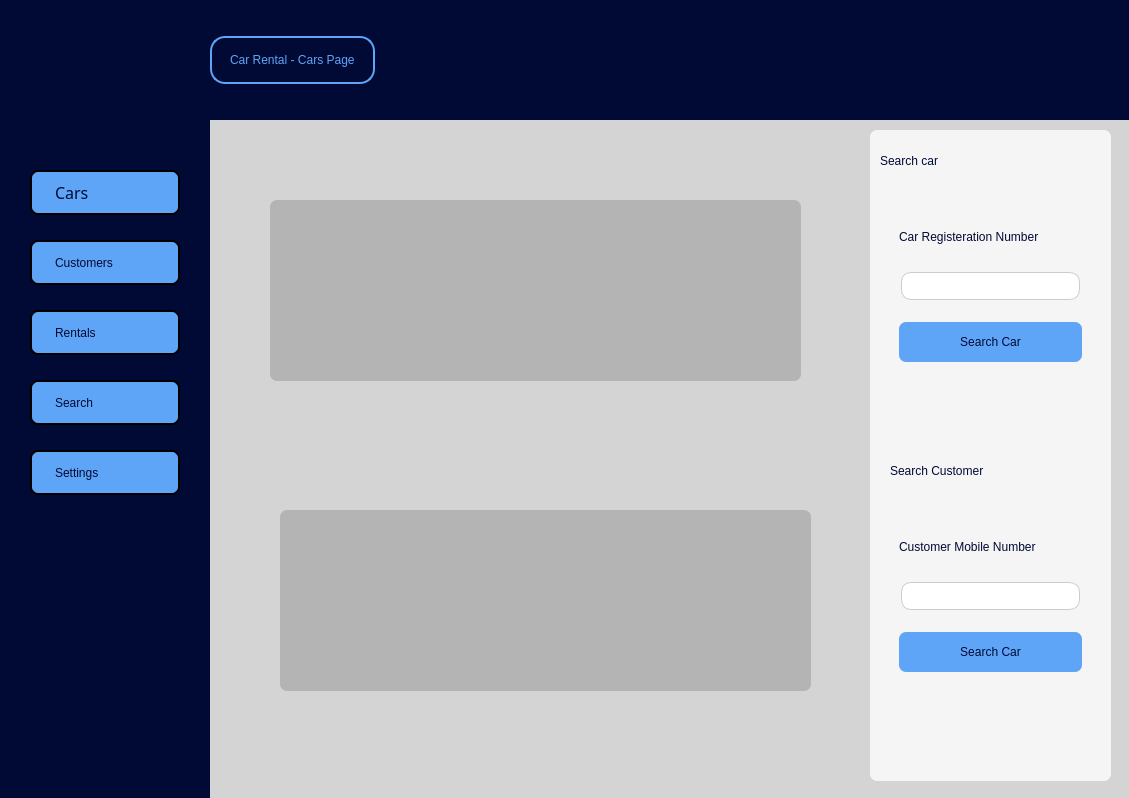
Above: ui/home.ui from wkn00/car-rental before the change. Below: the same form after it.
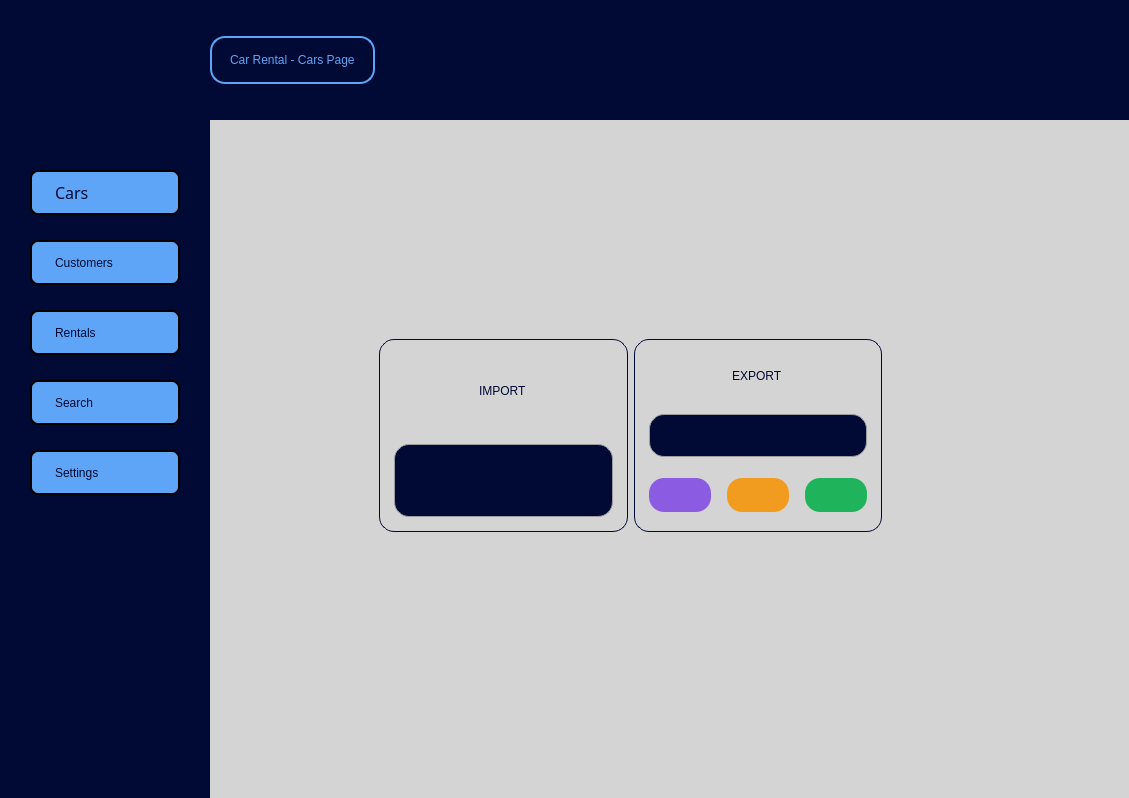
That is the form after the change. The open tabs and pages were chosen to show the change. Icons and pictures are not drawn.

Commit message: Setting > Import missig

Diff of the .ui file:
```diff
--- a/ui/home.ui
+++ b/ui/home.ui
@@ -381,7 +381,7 @@
       <string notr="true"/>
      </property>
      <property name="currentIndex">
-      <number>3</number>
+      <number>4</number>
      </property>
      <widget class="QWidget" name="cars_page">
       <property name="styleSheet">
@@ -1927,7 +1927,8 @@
         </rect>
        </property>
        <property name="styleSheet">
-        <string notr="true">background-color: rgb(212, 212, 212);</string>
+        <string notr="true">background-color: rgb(212, 212, 212);
+ border: 1px solid rgb(157, 157, 157) ; </string>
        </property>
        <property name="frameShape">
         <enum>QFrame::StyledPanel</enum>
@@ -1945,8 +1946,18 @@
          </rect>
         </property>
         <property name="styleSheet">
-         <string notr="true">background-color: rgb(245, 245, 245);
-border-radius: 7px;</string>
+         <string notr="true">QFrame{
+font: 600 10pt &quot;Segoe UI Semibold&quot;;
+color: rgb(0, 10, 52);
+background-color: rgb(245, 245, 245);
+border-radius: 7px;
+}
+
+QLineEdit{
+	background-color: rgb(255, 255, 255);
+border-radius:10px;
+color: rgb(0, 10, 52);
+}</string>
         </property>
         <property name="frameShape">
          <enum>QFrame::StyledPanel</enum>
@@ -1960,7 +1971,7 @@
            <x>20</x>
            <y>70</y>
            <width>201</width>
-           <height>171</height>
+           <height>161</height>
           </rect>
          </property>
          <property name="styleSheet">
@@ -1984,13 +1995,24 @@
          <layout class="QVBoxLayout" name="verticalLayout_10">
           <item>
            <widget class="QLabel" name="label_25">
+            <property name="styleSheet">
+             <string notr="true"> border: 0px solid rgb(157, 157, 157) ; 
+</string>
+            </property>
             <property name="text">
              <string>Car Registeration Number</string>
             </property>
            </widget>
           </item>
           <item>
-           <widget class="QLineEdit" name="searchCar"/>
+           <widget class="QLineEdit" name="searchCar">
+            <property name="inputMask">
+             <string/>
+            </property>
+            <property name="maxLength">
+             <number>7</number>
+            </property>
+           </widget>
           </item>
           <item>
            <widget class="QPushButton" name="searchCarButton">
@@ -2009,7 +2031,6 @@
 font: 600 10pt &quot;Segoe UI Semibold&quot;;
 margin-top:14px;
 }
-
 QPushButton:hover{
 	background-color: rgb(245, 245, 245);
 	color: rgb(0, 162, 38);
@@ -2019,6 +2040,16 @@
             <property name="text">
              <string>Search Car</string>
             </property>
+            <property name="icon">
+             <iconset resource="resources.qrc">
+              <normaloff>:/icons/search (2).png</normaloff>:/icons/search (2).png</iconset>
+            </property>
+            <property name="iconSize">
+             <size>
+              <width>22</width>
+              <height>22</height>
+             </size>
+            </property>
            </widget>
           </item>
          </layout>
@@ -2036,10 +2067,11 @@
           <string notr="true">
 font: 600 11pt &quot;Segoe UI Semibold&quot;;
 color: rgb(0, 10, 52);
+ border: 0px solid rgb(157, 157, 157) ; 
 </string>
          </property>
          <property name="text">
-          <string>Search car</string>
+          <string>Search Car</string>
          </property>
         </widget>
         <widget class="QLabel" name="label_31">
@@ -2047,7 +2079,7 @@
           <rect>
            <x>20</x>
            <y>320</y>
-           <width>111</width>
+           <width>131</width>
            <height>41</height>
           </rect>
          </property>
@@ -2055,6 +2087,7 @@
           <string notr="true">
 font: 600 11pt &quot;Segoe UI Semibold&quot;;
 color: rgb(0, 10, 52);
+ border: 0px solid rgb(157, 157, 157) ; 
 </string>
          </property>
          <property name="text">
@@ -2067,7 +2100,7 @@
            <x>20</x>
            <y>380</y>
            <width>201</width>
-           <height>171</height>
+           <height>161</height>
           </rect>
          </property>
          <property name="styleSheet">
@@ -2091,6 +2124,10 @@
          <layout class="QVBoxLayout" name="verticalLayout_11">
           <item>
            <widget class="QLabel" name="label_28">
+            <property name="styleSheet">
+             <string notr="true"> border: 0px solid rgb(157, 157, 157) ; 
+</string>
+            </property>
             <property name="text">
              <string>Customer Mobile Number</string>
             </property>
@@ -2124,7 +2161,17 @@
 }</string>
             </property>
             <property name="text">
-             <string>Search Car</string>
+             <string>Search Customer</string>
+            </property>
+            <property name="icon">
+             <iconset resource="resources.qrc">
+              <normaloff>:/icons/search (2).png</normaloff>:/icons/search (2).png</iconset>
+            </property>
+            <property name="iconSize">
+             <size>
+              <width>22</width>
+              <height>22</height>
+             </size>
             </property>
            </widget>
           </item>
@@ -2134,31 +2181,395 @@
        <widget class="QListWidget" name="carsList">
         <property name="geometry">
          <rect>
-          <x>70</x>
-          <y>90</y>
-          <width>531</width>
-          <height>181</height>
+          <x>90</x>
+          <y>100</y>
+          <width>491</width>
+          <height>151</height>
          </rect>
         </property>
         <property name="styleSheet">
          <string notr="true">background-color: rgb(180, 180, 180);
-border-radius: 7px;
-font: 11pt &quot;Segoe UI&quot;;</string>
+border-radius: 9px;
+font: 9pt &quot;Segoe UI&quot;;</string>
         </property>
        </widget>
        <widget class="QListWidget" name="customerList">
         <property name="geometry">
          <rect>
-          <x>80</x>
+          <x>90</x>
           <y>400</y>
-          <width>531</width>
-          <height>181</height>
+          <width>511</width>
+          <height>171</height>
          </rect>
         </property>
         <property name="styleSheet">
          <string notr="true">background-color: rgb(180, 180, 180);
-border-radius: 7px;</string>
+border-radius: 9px;
+font: 10pt &quot;Segoe UI&quot;;
+color:rgb(0, 10, 52);</string>
         </property>
+        <property name="lineWidth">
+         <number>1</number>
+        </property>
+        <property name="editTriggers">
+         <set>QAbstractItemView::NoEditTriggers</set>
+        </property>
+        <property name="alternatingRowColors">
+         <bool>false</bool>
+        </property>
+       </widget>
+      </widget>
+     </widget>
+     <widget class="QWidget" name="settings_page">
+      <widget class="QFrame" name="frame_23">
+       <property name="geometry">
+        <rect>
+         <x>-10</x>
+         <y>-10</y>
+         <width>941</width>
+         <height>691</height>
+        </rect>
+       </property>
+       <property name="styleSheet">
+        <string notr="true">background-color: rgb(212, 212, 212);
+ border: 1px solid rgb(157, 157, 157) ; </string>
+       </property>
+       <property name="frameShape">
+        <enum>QFrame::StyledPanel</enum>
+       </property>
+       <property name="frameShadow">
+        <enum>QFrame::Raised</enum>
+       </property>
+       <widget class="QFrame" name="frame_24">
+        <property name="geometry">
+         <rect>
+          <x>170</x>
+          <y>220</y>
+          <width>521</width>
+          <height>211</height>
+         </rect>
+        </property>
+        <property name="styleSheet">
+         <string notr="true">QFrame{
+font: 600 10pt &quot;Segoe UI Semibold&quot;;
+color: rgb(0, 10, 52);
+border-radius: 15px;
+border:0px;
+}
+
+QLineEdit{
+	background-color: rgb(255, 255, 255);
+border-radius:10px;
+color: rgb(0, 10, 52);
+}</string>
+        </property>
+        <property name="frameShape">
+         <enum>QFrame::StyledPanel</enum>
+        </property>
+        <property name="frameShadow">
+         <enum>QFrame::Raised</enum>
+        </property>
+        <layout class="QHBoxLayout" name="horizontalLayout_2">
+         <item>
+          <widget class="QFrame" name="frame_25">
+           <property name="styleSheet">
+            <string notr="true">QFrame{
+font: 600 10pt &quot;Segoe UI Semibold&quot;;
+color: rgb(0, 10, 52);
+background-color: rgb(212, 212, 212);
+border: 1px solid rgb(0, 10, 52)
+}
+
+QPushButton{
+margin:5px;
+padding:5px;
+border-radius: 15px;
+background-color: rgb(0, 10, 52);
+}
+QPushButton:hover{
+	background-color: rgb(245, 245, 245);
+	color: rgb(95, 165, 247);
+	border: 1px solid rgb(0, 10, 52);
+}
+</string>
+           </property>
+           <property name="frameShape">
+            <enum>QFrame::StyledPanel</enum>
+           </property>
+           <property name="frameShadow">
+            <enum>QFrame::Raised</enum>
+           </property>
+           <layout class="QVBoxLayout" name="verticalLayout_12">
+            <item alignment="Qt::AlignHCenter">
+             <widget class="QLabel" name="label_32">
+              <property name="styleSheet">
+               <string notr="true">
+font: 600 22pt &quot;Segoe UI Semibold&quot;;
+color: rgb(0, 10, 52);
+ border: 0px solid rgb(157, 157, 157) ; 
+</string>
+              </property>
+              <property name="text">
+               <string>IMPORT</string>
+              </property>
+             </widget>
+            </item>
+            <item>
+             <widget class="QPushButton" name="importButton">
+              <property name="sizePolicy">
+               <sizepolicy hsizetype="Minimum" vsizetype="Minimum">
+                <horstretch>0</horstretch>
+                <verstretch>0</verstretch>
+               </sizepolicy>
+              </property>
+              <property name="cursor">
+               <cursorShape>PointingHandCursor</cursorShape>
+              </property>
+              <property name="styleSheet">
+               <string notr="true"/>
+              </property>
+              <property name="text">
+               <string/>
+              </property>
+              <property name="icon">
+               <iconset resource="resources.qrc">
+                <normaloff>:/icons/import.png</normaloff>:/icons/import.png</iconset>
+              </property>
+              <property name="iconSize">
+               <size>
+                <width>45</width>
+                <height>45</height>
+               </size>
+              </property>
+             </widget>
+            </item>
+           </layout>
+          </widget>
+         </item>
+         <item>
+          <widget class="QFrame" name="frame_26">
+           <property name="styleSheet">
+            <string notr="true">QFrame{
+font: 600 10pt &quot;Segoe UI Semibold&quot;;
+color: rgb(0, 10, 52);
+background-color: rgb(212, 212, 212);
+border: 1px solid rgb(0, 10, 52)
+
+
+}
+
+
+QPushButton{
+margin:5px;
+padding:5px;
+border-radius: 15px;
+background-color: rgb(0, 10, 52);
+}
+QPushButton:hover{
+	background-color: rgb(212, 212, 212);
+	border: 1px solid rgb(0, 10, 52);
+}
+</string>
+           </property>
+           <property name="frameShape">
+            <enum>QFrame::StyledPanel</enum>
+           </property>
+           <property name="frameShadow">
+            <enum>QFrame::Raised</enum>
+           </property>
+           <layout class="QVBoxLayout" name="verticalLayout_13">
+            <item alignment="Qt::AlignHCenter">
+             <widget class="QLabel" name="label_33">
+              <property name="styleSheet">
+               <string notr="true">
+font: 600 22pt &quot;Segoe UI Semibold&quot;;
+color: rgb(0, 10, 52);
+ border: 0px solid rgb(157, 157, 157) ; 
+</string>
+              </property>
+              <property name="text">
+               <string>EXPORT</string>
+              </property>
+             </widget>
+            </item>
+            <item>
+             <widget class="QPushButton" name="exportButton">
+              <property name="sizePolicy">
+               <sizepolicy hsizetype="Minimum" vsizetype="Minimum">
+                <horstretch>0</horstretch>
+                <verstretch>0</verstretch>
+               </sizepolicy>
+              </property>
+              <property name="cursor">
+               <cursorShape>PointingHandCursor</cursorShape>
+              </property>
+              <property name="styleSheet">
+               <string notr="true"/>
+              </property>
+              <property name="text">
+               <string/>
+              </property>
+              <property name="icon">
+               <iconset resource="resources.qrc">
+                <normaloff>:/icons/export.png</normaloff>:/icons/export.png</iconset>
+              </property>
+              <property name="iconSize">
+               <size>
+                <width>45</width>
+                <height>45</height>
+               </size>
+              </property>
+             </widget>
+            </item>
+            <item>
+             <widget class="QFrame" name="settingsFrame">
+              <property name="styleSheet">
+               <string notr="true">border:0px;
+</string>
+              </property>
+              <property name="frameShape">
+               <enum>QFrame::StyledPanel</enum>
+              </property>
+              <property name="frameShadow">
+               <enum>QFrame::Raised</enum>
+              </property>
+              <layout class="QHBoxLayout" name="horizontalLayout">
+               <property name="spacing">
+                <number>6</number>
+               </property>
+               <property name="leftMargin">
+                <number>0</number>
+               </property>
+               <property name="topMargin">
+                <number>5</number>
+               </property>
+               <property name="rightMargin">
+                <number>0</number>
+               </property>
+               <property name="bottomMargin">
+                <number>5</number>
+               </property>
+               <item>
+                <widget class="QPushButton" name="exportJson">
+                 <property name="sizePolicy">
+                  <sizepolicy hsizetype="Minimum" vsizetype="Minimum">
+                   <horstretch>0</horstretch>
+                   <verstretch>0</verstretch>
+                  </sizepolicy>
+                 </property>
+                 <property name="cursor">
+                  <cursorShape>PointingHandCursor</cursorShape>
+                 </property>
+                 <property name="styleSheet">
+                  <string notr="true">
+
+
+QPushButton{
+background-color: rgb(139, 92, 225);
+}
+QPushButton:hover{
+	background-color: rgb(212, 212, 212);
+	border: 1px solid rgb(139, 92, 225);
+}</string>
+                 </property>
+                 <property name="text">
+                  <string/>
+                 </property>
+                 <property name="icon">
+                  <iconset resource="resources.qrc">
+                   <normaloff>:/icons/json.png</normaloff>:/icons/json.png</iconset>
+                 </property>
+                 <property name="iconSize">
+                  <size>
+                   <width>45</width>
+                   <height>45</height>
+                  </size>
+                 </property>
+                 <property name="autoDefault">
+                  <bool>false</bool>
+                 </property>
+                </widget>
+               </item>
+               <item>
+                <widget class="QPushButton" name="exportXml">
+                 <property name="sizePolicy">
+                  <sizepolicy hsizetype="Minimum" vsizetype="Minimum">
+                   <horstretch>0</horstretch>
+                   <verstretch>0</verstretch>
+                  </sizepolicy>
+                 </property>
+                 <property name="cursor">
+                  <cursorShape>PointingHandCursor</cursorShape>
+                 </property>
+                 <property name="styleSheet">
+                  <string notr="true">
+QPushButton{
+background-color: rgb(242, 156, 31);
+}
+QPushButton:hover{
+	background-color: rgb(212, 212, 212);
+	border: 1px solid rgb(242, 156, 31);
+}</string>
+                 </property>
+                 <property name="text">
+                  <string/>
+                 </property>
+                 <property name="icon">
+                  <iconset resource="resources.qrc">
+                   <normaloff>:/icons/xml.png</normaloff>:/icons/xml.png</iconset>
+                 </property>
+                 <property name="iconSize">
+                  <size>
+                   <width>45</width>
+                   <height>45</height>
+                  </size>
+                 </property>
+                </widget>
+               </item>
+               <item>
+                <widget class="QPushButton" name="exportCsv">
+                 <property name="sizePolicy">
+                  <sizepolicy hsizetype="Minimum" vsizetype="Minimum">
+                   <horstretch>0</horstretch>
+                   <verstretch>0</verstretch>
+                  </sizepolicy>
+                 </property>
+                 <property name="cursor">
+                  <cursorShape>PointingHandCursor</cursorShape>
+                 </property>
+                 <property name="styleSheet">
+                  <string notr="true">
+
+QPushButton{
+background-color: rgb(31, 179, 91);
+}
+QPushButton:hover{
+	background-color: rgb(212, 212, 212);
+	border: 1px solid  rgb(31, 179, 91);
+}</string>
+                 </property>
+                 <property name="text">
+                  <string/>
+                 </property>
+                 <property name="icon">
+                  <iconset resource="resources.qrc">
+                   <normaloff>:/icons/csv.png</normaloff>:/icons/csv.png</iconset>
+                 </property>
+                 <property name="iconSize">
+                  <size>
+                   <width>45</width>
+                   <height>45</height>
+                  </size>
+                 </property>
+                </widget>
+               </item>
+              </layout>
+             </widget>
+            </item>
+           </layout>
+          </widget>
+         </item>
+        </layout>
        </widget>
       </widget>
      </widget>
```
Left out of the diff: 70 changed lines with no effect on the pictures. The commit also changes 29 other files.
